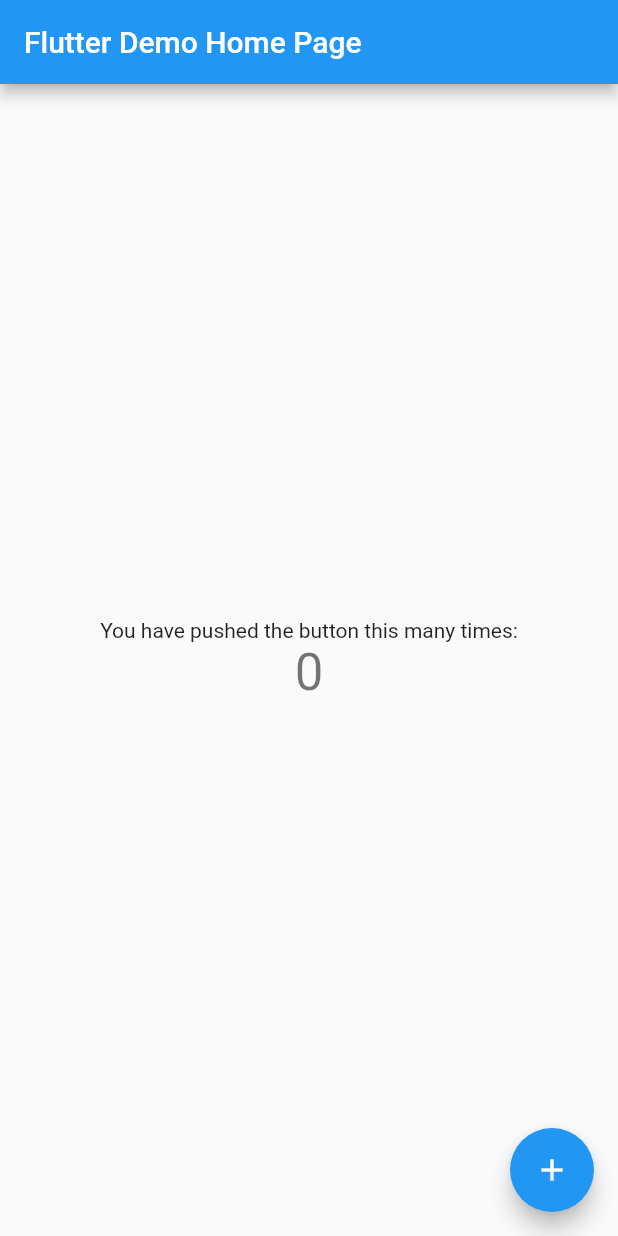
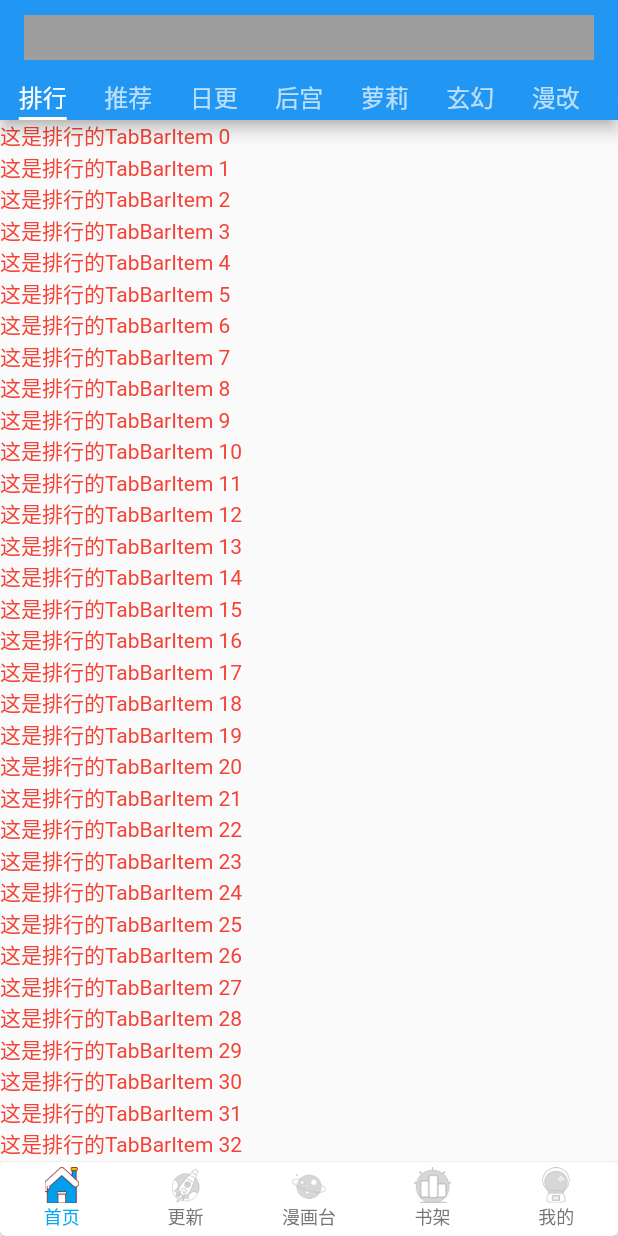
Before and after one commit to cixiu/flutter_manhuatai, a Flutter app: the screen it shows after launch, on a phone screen of 412 x 824 dp. Run offline on Flutter 3.47's test engine with Material 2 defaults, Android fonts, the phone set to English and light mode, and no system bars.

```diff
--- /dev/null
+++ b/lib/components/bottom_navigation.dart
@@ -0,0 +1,113 @@
+import 'package:flutter/material.dart';
+
+/// 自定义底部导航栏
+class BottomNavigation extends StatefulWidget {
+  final int currentIndex;
+  final Function onChangeIndex;
+
+  BottomNavigation({Key key, this.currentIndex, this.onChangeIndex})
+      : super(key: key);
+
+  _BottomNavigationState createState() => _BottomNavigationState();
+}
+
+class _BottomNavigationState extends State<BottomNavigation> {
+  Widget buildBottonNavigationItem(
+      {@required String defaultName,
+      @required String title,
+      @required int index,
+      String activeName}) {
+    String imgName = widget.currentIndex == index ? activeName : defaultName;
+    Color color =
+        widget.currentIndex == index ? Colors.lightBlue : Colors.grey[600];
+
+    return Expanded(
+      child: InkResponse(
+        child: Column(
+          mainAxisAlignment: MainAxisAlignment.center,
+          crossAxisAlignment: CrossAxisAlignment.center,
+          children: <Widget>[
+            Image.asset(
+              '$imgName',
+              height: 24.0,
+              fit: BoxFit.fitHeight,
+            ),
+            Container(
+              // padding: const EdgeInsets.only(top: 5.0),
+              child: Text(
+                '$title',
+                style: TextStyle(fontSize: 12.0, color: color),
+              ),
+            )
+          ],
+        ),
+        highlightColor: Colors.transparent,
+        highlightShape: BoxShape.rectangle,
+        containedInkWell: true,
+        splashColor: Colors.transparent,
+        enableFeedback: false,
+        onTap: () {
+          widget.onChangeIndex(index);
+        },
+      ),
+    );
+  }
+
+  @override
+  Widget build(BuildContext context) {
+    return SafeArea(
+      child: Container(
+        height: 50.0,
+        decoration: BoxDecoration(
+            border:
+                Border(top: BorderSide(width: 0.5, color: Colors.grey[200]))),
+        child: Card(
+          margin: const EdgeInsets.all(0.0),
+          child: Column(
+            mainAxisAlignment: MainAxisAlignment.center,
+            children: <Widget>[
+              Expanded(
+                child: Row(
+                  mainAxisAlignment: MainAxisAlignment.center,
+                  crossAxisAlignment: CrossAxisAlignment.center,
+                  children: <Widget>[
+                    buildBottonNavigationItem(
+                      defaultName: 'lib/images/tab/icon_tab_sy2.png',
+                      activeName: 'lib/images/tab/icon_tab_sy1.png',
+                      title: '首页',
+                      index: 0,
+                    ),
+                    buildBottonNavigationItem(
+                      defaultName: 'lib/images/tab/icon_tab_gx2.png',
+                      activeName: 'lib/images/tab/icon_tab_gx1.png',
+                      title: '更新',
+                      index: 1,
+                    ),
+                    buildBottonNavigationItem(
+                      defaultName: 'lib/images/tab/icon_tab_mht2.png',
+                      activeName: 'lib/images/tab/icon_tab_mht1.png',
+                      title: '漫画台',
+                      index: 2,
+                    ),
+                    buildBottonNavigationItem(
+                      defaultName: 'lib/images/tab/icon_tab_sj2.png',
+                      activeName: 'lib/images/tab/icon_tab_sj1.png',
+                      title: '书架',
+                      index: 3,
+                    ),
+                    buildBottonNavigationItem(
+                      defaultName: 'lib/images/tab/icon_tab_wd2.png',
+                      activeName: 'lib/images/tab/icon_tab_wd1.png',
+                      title: '我的',
+                      index: 4,
+                    ),
+                  ],
+                ),
+              )
+            ],
+          ),
+        ),
+      ),
+    );
+  }
+}
--- a/lib/main.dart
+++ b/lib/main.dart
@@ -1,111 +1,15 @@
 import 'package:flutter/material.dart';
+
+import 'package:flutter_manhuatai/pages/home/home.dart';
 
 void main() => runApp(MyApp());
 
 class MyApp extends StatelessWidget {
-  // This widget is the root of your application.
   @override
   Widget build(BuildContext context) {
     return MaterialApp(
-      title: 'Flutter Demo',
-      theme: ThemeData(
-        // This is the theme of your application.
-        //
-        // Try running your application with "flutter run". You'll see the
-        // application has a blue toolbar. Then, without quitting the app, try
-        // changing the primarySwatch below to Colors.green and then invoke
-        // "hot reload" (press "r" in the console where you ran "flutter run",
-        // or simply save your changes to "hot reload" in a Flutter IDE).
-        // Notice that the counter didn't reset back to zero; the application
-        // is not restarted.
-        primarySwatch: Colors.blue,
-      ),
-      home: MyHomePage(title: 'Flutter Demo Home Page'),
+      title: '漫意话',
+      home: MyHomePage(),
     );
   }
 }
-
-class MyHomePage extends StatefulWidget {
-  MyHomePage({Key key, this.title}) : super(key: key);
-
-  // This widget is the home page of your application. It is stateful, meaning
-  // that it has a State object (defined below) that contains fields that affect
-  // how it looks.
-
-  // This class is the configuration for the state. It holds the values (in this
-  // case the title) provided by the parent (in this case the App widget) and
-  // used by the build method of the State. Fields in a Widget subclass are
-  // always marked "final".
-
-  final String title;
-
-  @override
-  _MyHomePageState createState() => _MyHomePageState();
-}
-
-class _MyHomePageState extends State<MyHomePage> {
-  int _counter = 0;
-
-  void _incrementCounter() {
-    setState(() {
-      // This call to setState tells the Flutter framework that something has
-      // changed in this State, which causes it to rerun the build method below
-      // so that the display can reflect the updated values. If we changed
-      // _counter without calling setState(), then the build method would not be
-      // called again, and so nothing would appear to happen.
-      _counter++;
-    });
-  }
-
-  @override
-  Widget build(BuildContext context) {
-    // This method is rerun every time setState is called, for instance as done
-    // by the _incrementCounter method above.
-    //
-    // The Flutter framework has been optimized to make rerunning build methods
-    // fast, so that you can just rebuild anything that needs updating rather
-    // than having to individually change instances of widgets.
-    return Scaffold(
-      appBar: AppBar(
-        // Here we take the value from the MyHomePage object that was created by
-        // the App.build method, and use it to set our appbar title.
-        title: Text(widget.title),
-      ),
-      body: Center(
-        // Center is a layout widget. It takes a single child and positions it
-        // in the middle of the parent.
-        child: Column(
-          // Column is also layout widget. It takes a list of children and
-          // arranges them vertically. By default, it sizes itself to fit its
-          // children horizontally, and tries to be as tall as its parent.
-          //
-          // Invoke "debug painting" (press "p" in the console, choose the
-          // "Toggle Debug Paint" action from the Flutter Inspector in Android
-          // Studio, or the "Toggle Debug Paint" command in Visual Studio Code)
-          // to see the wireframe for each widget.
-          //
-          // Column has various properties to control how it sizes itself and
-          // how it positions its children. Here we use mainAxisAlignment to
-          // center the children vertically; the main axis here is the vertical
-          // axis because Columns are vertical (the cross axis would be
-          // horizontal).
-          mainAxisAlignment: MainAxisAlignment.center,
-          children: <Widget>[
-            Text(
-              'You have pushed the button this many times:',
-            ),
-            Text(
-              '$_counter',
-              style: Theme.of(context).textTheme.display1,
-            ),
-          ],
-        ),
-      ),
-      floatingActionButton: FloatingActionButton(
-        onPressed: _incrementCounter,
-        tooltip: 'Increment',
-        child: Icon(Icons.add),
-      ), // This trailing comma makes auto-formatting nicer for build methods.
-    );
-  }
-}
--- /dev/null
+++ b/lib/pages/home/home.dart
@@ -0,0 +1,55 @@
+import 'package:flutter/material.dart';
+
+import 'package:flutter_manhuatai/pages/home/home_index.dart';
+import 'package:flutter_manhuatai/pages/home/home_update.dart';
+import 'package:flutter_manhuatai/pages/home/home_manhuatai.dart';
+import 'package:flutter_manhuatai/pages/home/home_bookshelf.dart';
+import 'package:flutter_manhuatai/pages/home/home_mine.dart';
+
+import 'package:flutter_manhuatai/components/bottom_navigation.dart';
+
+class MyHomePage extends StatefulWidget {
+  _MyHomePageState createState() => _MyHomePageState();
+}
+
+class _MyHomePageState extends State<MyHomePage> with SingleTickerProviderStateMixin {
+  int _currentIndex = 0;
+  PageController _controller = PageController(initialPage: 0);
+
+  @override
+  void dispose() {
+    super.dispose();
+    _controller.dispose();
+  }
+
+  onChangeIndex(int index) {
+    _controller.jumpToPage(index);
+    setState(() {
+      _currentIndex = index;
+    });
+  }
+
+  @override
+  Widget build(BuildContext context) {
+    return Scaffold(
+      // appBar: AppBar(
+      //   title: Text('都是'),
+      // ),
+      body: PageView(
+        controller: _controller,
+        children: <Widget>[
+          HomeIndex(),
+          HomeUpdate(),
+          HomeManhuatai(),
+          HomeBookshelf(),
+          HomeMine(),
+        ],
+        physics: NeverScrollableScrollPhysics(),
+      ),
+      bottomNavigationBar: BottomNavigation(
+        currentIndex: _currentIndex,
+        onChangeIndex: onChangeIndex,
+      ),
+    );
+  }
+}
--- /dev/null
+++ b/lib/pages/home/home_index.dart
@@ -0,0 +1,140 @@
+import 'package:flutter/material.dart';
+
+class HomeIndex extends StatefulWidget {
+  @override
+  _HomeIndexState createState() => _HomeIndexState();
+}
+
+class _HomeIndexState extends State<HomeIndex>
+    with AutomaticKeepAliveClientMixin, SingleTickerProviderStateMixin {
+  TabController tabController;
+
+  @override
+  bool get wantKeepAlive => true;
+
+  @override
+  void initState() {
+    super.initState();
+    tabController = TabController(vsync: this, length: 9);
+  }
+
+  @override
+  void dispose() {
+    super.dispose();
+    this.tabController.dispose();
+  }
+
+  @override
+  Widget build(BuildContext context) {
+    super.build(context);
+
+    return Scaffold(
+      appBar: PreferredSize(
+        preferredSize: Size.fromHeight(80.0),
+        child: AppBar(
+          title: Container(
+            height: 30.0,
+            color: Colors.grey,
+          ),
+          // flexibleSpace: Container(
+          //   color: Colors.greenAccent,
+          // ),
+          bottom: PreferredSize(
+            preferredSize: Size.fromHeight(30.0),
+            child: Container(
+              color: Colors.blue,
+              height: 30.0,
+              child: TabBar(
+                controller: tabController,
+                labelPadding: const EdgeInsets.symmetric(horizontal: 12.5),
+                labelStyle: TextStyle(fontSize: 16.0),
+                indicatorSize: TabBarIndicatorSize.label,
+                isScrollable: true,
+                tabs: <Widget>[
+                  Tab(
+                    child: Text('排行'),
+                  ),
+                  Tab(
+                    child: Text('推荐'),
+                  ),
+                  Tab(
+                    child: Text('日更'),
+                  ),
+                  Tab(
+                    child: Text('后宫'),
+                  ),
+                  Tab(
+                    child: Text('萝莉'),
+                  ),
+                  Tab(
+                    child: Text('玄幻'),
+                  ),
+                  Tab(
+                    child: Text('漫改'),
+                  ),
+                  Tab(
+                    child: Text('社会'),
+                  ),
+                  Tab(
+                    child: Text('生活'),
+                  ),
+                ],
+              ),
+            ),
+          ),
+        ),
+      ),
+      body: TabBarView(
+        controller: tabController,
+        children: <Widget>[
+          RefreshIndicator(
+            onRefresh: () async {
+              return Future.delayed(const Duration(milliseconds: 2000)).then((res) {
+                print('下拉刷新成功');
+              });
+            },
+            child: ListView.builder(
+              itemCount: 1000,
+              itemBuilder: (context, index) => Text(
+                    '这是排行的TabBarItem $index',
+                    style: TextStyle(color: Colors.red),
+                  ),
+            ),
+          ),
+          Text(
+            '这是推荐的TabBarItem',
+            style: TextStyle(color: Colors.green),
+          ),
+          Text(
+            '这是日更的TabBarItem',
+            style: TextStyle(color: Colors.blue),
+          ),
+          Text(
+            '这是后宫的TabBarItem',
+            style: TextStyle(color: Colors.cyan),
+          ),
+          Text(
+            '这是萝莉的TabBarItem',
+            style: TextStyle(color: Colors.pink),
+          ),
+          Text(
+            '这是玄幻的TabBarItem',
+            style: TextStyle(color: Colors.purple),
+          ),
+          Text(
+            '这是漫改的TabBarItem',
+            style: TextStyle(color: Colors.orange),
+          ),
+          Text(
+            '这是社会的TabBarItem',
+            style: TextStyle(color: Colors.black),
+          ),
+          Text(
+            '这是生活的TabBarItem',
+            style: TextStyle(color: Colors.yellow),
+          ),
+        ],
+      ),
+    );
+  }
+}
--- a/pubspec.yaml
+++ b/pubspec.yaml
@@ -46,9 +46,8 @@ flutter:
   uses-material-design: true
 
   # To add assets to your application, add an assets section, like this:
-  # assets:
-  #  - images/a_dot_burr.jpeg
-  #  - images/a_dot_ham.jpeg
+  assets:
+  - lib/images/tab/
 
   # An image asset can refer to one or more resolution-specific "variants", see
   # https://flutter.io/assets-and-images/#resolution-aware.
```
Also changed, not shown: lib/pages/home/home_bookshelf.dart (added, +51 -0 lines), lib/pages/home/home_manhuatai.dart (added, +51 -0 lines), lib/pages/home/home_mine.dart (added, +51 -0 lines), lib/pages/home/home_update.dart (added, +51 -0 lines), lib/images/tab/icon_tab_gx1.png (added), lib/images/tab/icon_tab_gx2.png (added), lib/images/tab/icon_tab_mht1.png (added), lib/images/tab/icon_tab_mht2.png (added), lib/images/tab/icon_tab_sj1.png (added), lib/images/tab/icon_tab_sj2.png (added), lib/images/tab/icon_tab_sy1.png (added), lib/images/tab/icon_tab_sy2.png (added), lib/images/tab/icon_tab_wd1.png (added), lib/images/tab/icon_tab_wd2.png (added), 1 other file.
